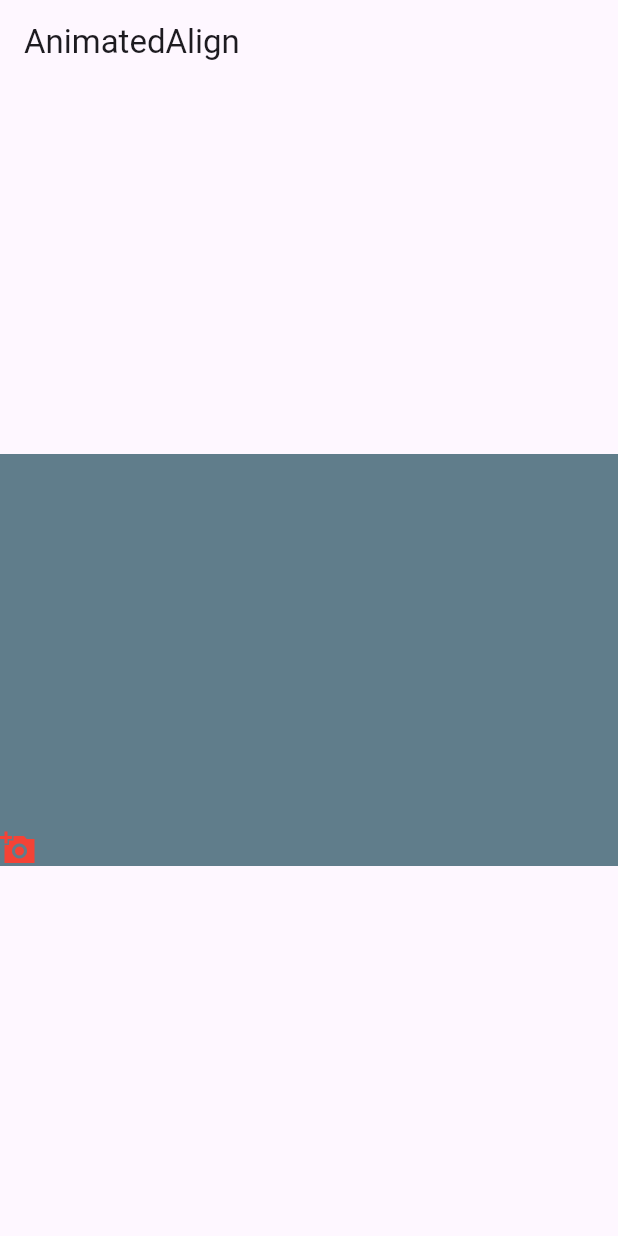
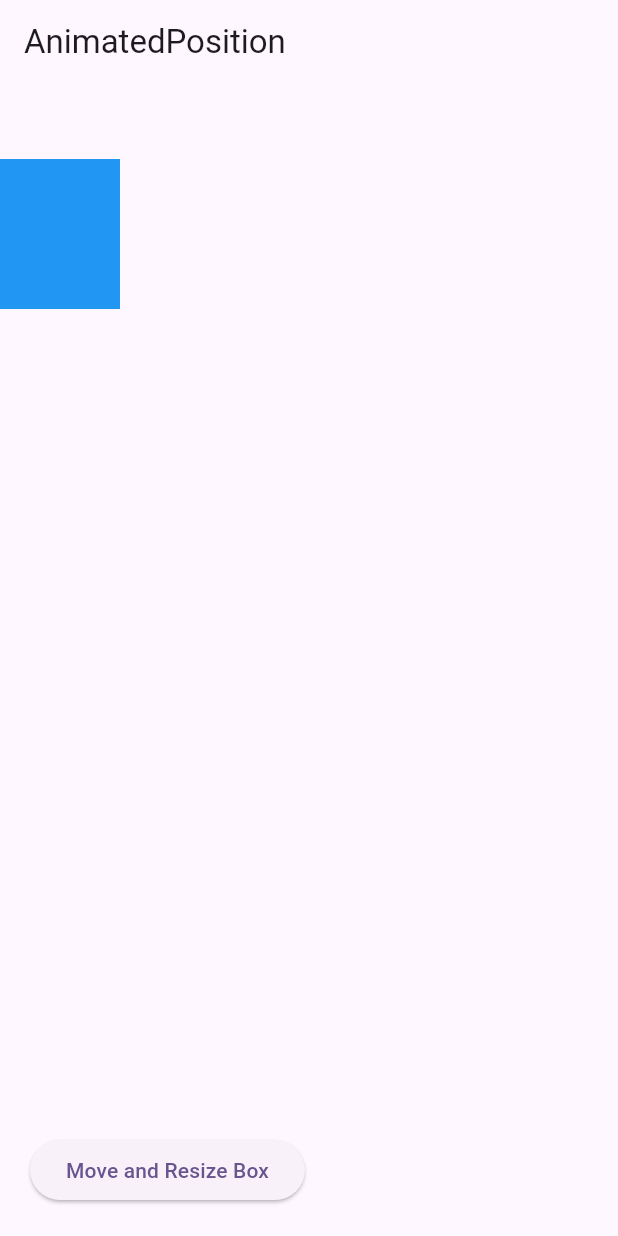
Before and after one commit to Abhaykumarbhumihar/flutter_implicit_animation, a Flutter app: the screen it shows after launch, on a phone screen of 412 x 824 dp. Run offline on Flutter 3.47's test engine with Material 3 defaults, Android fonts, the phone set to English and light mode, and no system bars.

Commit message:
AnimatedPosition added.

```diff
--- a/lib/main.dart
+++ b/lib/main.dart
@@ -5,6 +5,7 @@ import 'package:animation_flutter/pages/animated_crossfade.dart';
 import 'package:animation_flutter/pages/animated_icon.dart';
 import 'package:animation_flutter/pages/animated_padding.dart';
 import 'package:animation_flutter/pages/animated_physical_model.dart';
+import 'package:animation_flutter/pages/animated_position.dart';
 import 'package:animation_flutter/pages/animated_sizebox.dart';
 import 'package:animation_flutter/pages/animated_switcher.dart';
 import 'package:animation_flutter/pages/animated_text.dart';
@@ -26,6 +27,7 @@ class MyApp extends StatefulWidget {
 }
 
 class _MyAppState extends State<MyApp> {
+
   @override
   Widget build(BuildContext context) {
     return MaterialApp(
@@ -34,7 +36,7 @@ class _MyAppState extends State<MyApp> {
         colorScheme: ColorScheme.fromSeed(seedColor: Colors.deepPurple),
         useMaterial3: true,
       ),
-      home: AnimatedAlignExample(),
+      home: AnimatedPositionExample(),
     );
   }
 }
--- /dev/null
+++ b/lib/pages/animated_position.dart
@@ -0,0 +1,52 @@
+import 'package:flutter/material.dart';
+
+class AnimatedPositionExample extends StatefulWidget {
+  const AnimatedPositionExample({super.key});
+
+  @override
+  State<AnimatedPositionExample> createState() => _AnimatedPositionExampleState();
+}
+
+class _AnimatedPositionExampleState extends State<AnimatedPositionExample> {
+  bool _isMoved = false;
+  void _moveBox() {
+    setState(() {
+      _isMoved = !_isMoved;
+    });
+  }
+  @override
+  Widget build(BuildContext context) {
+    return SafeArea(child: Scaffold(
+      appBar: AppBar(title: const Text("AnimatedPosition"),),
+      body: SizedBox(
+        width: MediaQuery.of(context).size.width,
+        height: MediaQuery.of(context).size.height,
+        child: Stack(
+          children: [
+            // AnimatedPositioned widget
+            AnimatedPositioned(
+              top: _isMoved ? 2 : 50,
+              left: _isMoved ? 200 : 0,
+              width: _isMoved ? 150 : 80,
+              height: _isMoved ? 150 : 100,
+              duration: const Duration(seconds: 2),
+              curve: Curves.easeInOut,
+              child: Container(
+                color: Colors.blue,
+              ),
+            ),
+            // Button to trigger the animation
+            Positioned(
+              bottom: 20,
+              left: 20,
+              child: ElevatedButton(
+                onPressed: _moveBox,
+                child: const Text('Move and Resize Box'),
+              ),
+            ),
+          ],
+        ),
+      ),
+    ));
+  }
+}
```
